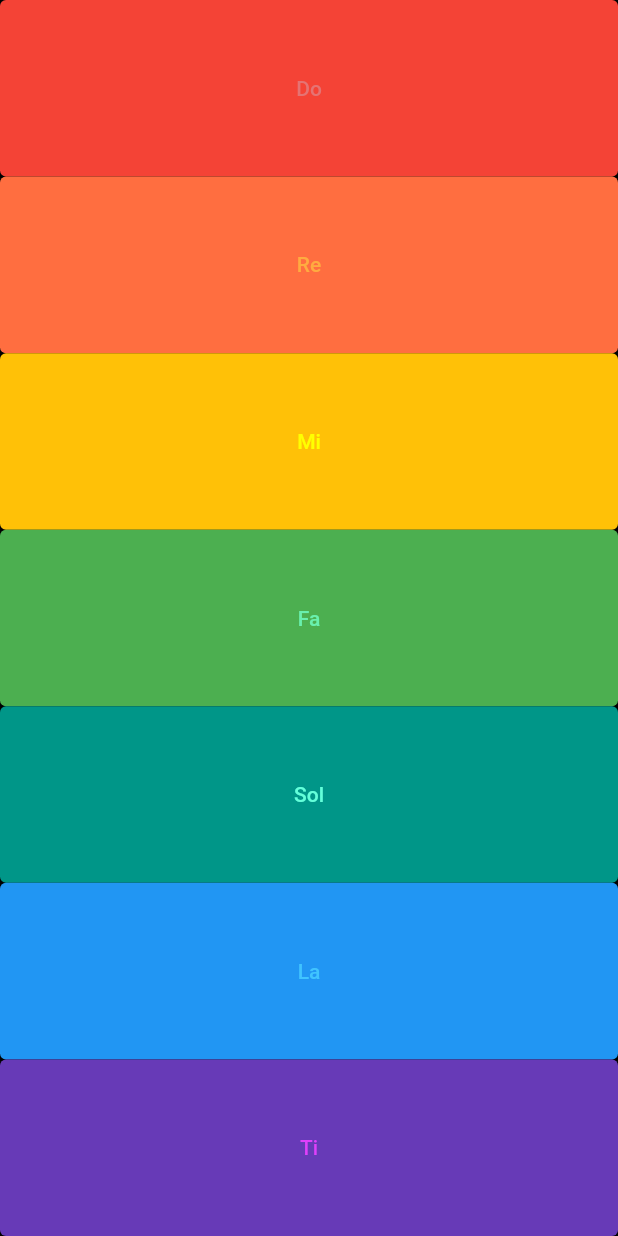
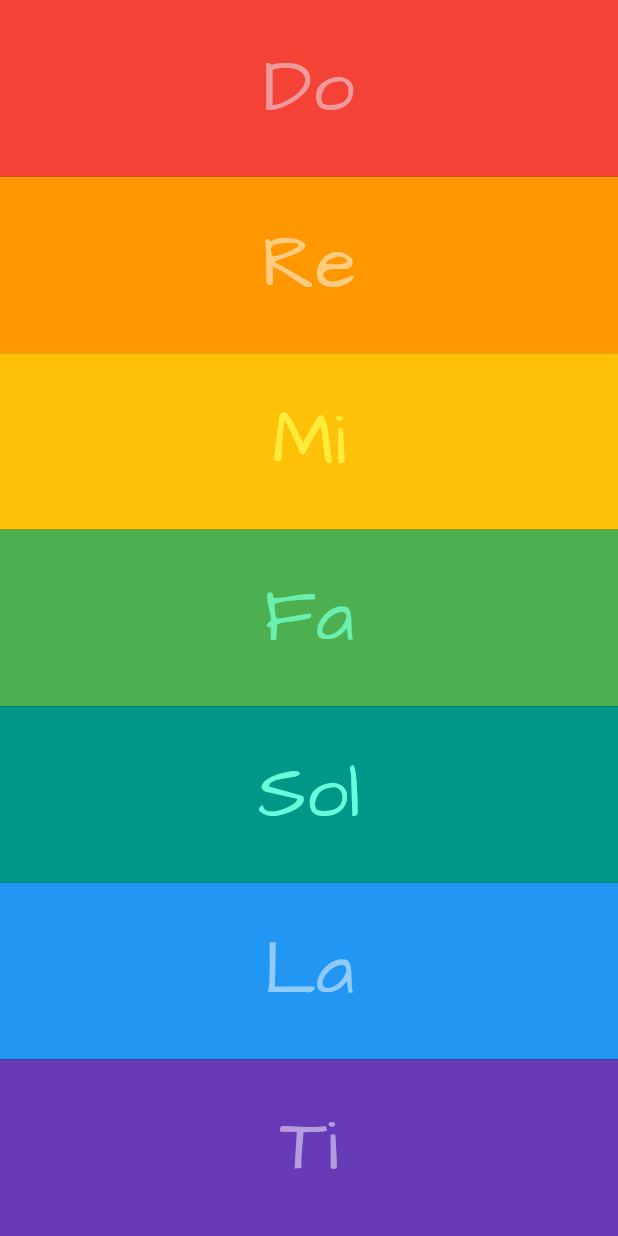
Before and after one commit to jmp1025/magic_xylophone, a Flutter app: the screen it shows after launch, on a phone screen of 412 x 824 dp. Run offline on Flutter 3.47's test engine with Material 2 defaults, Android fonts, the light colour scheme and no system bars; our stand-ins replace audioplayers.

Commit message:
Completed Xylophone App.

```diff
--- a/lib/main.dart
+++ b/lib/main.dart
@@ -1,8 +1,11 @@
 import 'package:flutter/material.dart';
 import 'package:audioplayers/audio_cache.dart';
 
+// master-delegater that drives the rest of the program
 void main() => runApp(XylophoneApp());
 
+// This is the blueprint for the xylophone keys and the player function for
+// the key sound.  Without a widget builder, this object does nothing.
 class XylophoneApp extends StatelessWidget {
   Expanded xyloKey({int noteNum, String keyText, Color pColor, Color bColor}) {
     return Expanded(
@@ -11,15 +14,23 @@ class XylophoneApp extends StatelessWidget {
           final player = AudioCache();
           player.play('note$noteNum.wav');
         },
-        child: Text(keyText),
+        child: Text(
+          keyText,
+          style: TextStyle(
+            fontFamily: 'ArchitectsDaughter',
+            fontSize: 50.0,
+          ),
+        ),
         style: TextButton.styleFrom(
           primary: pColor,
           backgroundColor: bColor,
+          shape: const RoundedRectangleBorder(borderRadius: BorderRadius.zero),
         ),
       ),
     );
   }
 
+  // This builds the app by running relevant data through XylophoneApp.
   @override
   Widget build(BuildContext context) {
     return MaterialApp(
@@ -27,22 +38,23 @@ class XylophoneApp extends StatelessWidget {
         backgroundColor: Colors.black,
         body: SafeArea(
           child: Column(
+            // center and stretches the keys to fill the whole screen evenly
             crossAxisAlignment: CrossAxisAlignment.stretch,
             children: <Widget>[
               xyloKey(
                   noteNum: 1,
                   keyText: 'Do',
-                  pColor: Colors.red[300],
+                  pColor: Colors.red[200],
                   bColor: Colors.red),
               xyloKey(
                   noteNum: 2,
                   keyText: 'Re',
-                  pColor: Colors.orangeAccent,
-                  bColor: Colors.deepOrangeAccent),
+                  pColor: Colors.orange[200],
+                  bColor: Colors.orange),
               xyloKey(
                   noteNum: 3,
                   keyText: 'Mi',
-                  pColor: Colors.yellowAccent,
+                  pColor: Colors.yellow,
                   bColor: Colors.amber),
               xyloKey(
                   noteNum: 4,
@@ -57,12 +69,12 @@ class XylophoneApp extends StatelessWidget {
               xyloKey(
                   noteNum: 6,
                   keyText: 'La',
-                  pColor: Colors.lightBlueAccent,
+                  pColor: Colors.blue[200],
                   bColor: Colors.blue),
               xyloKey(
                   noteNum: 7,
                   keyText: 'Ti',
-                  pColor: Colors.purpleAccent,
+                  pColor: Colors.deepPurple[200],
                   bColor: Colors.deepPurple),
             ],
           ),
--- a/pubspec.yaml
+++ b/pubspec.yaml
@@ -48,7 +48,11 @@ flutter:
   # To add assets to your application, add an assets section, like this:
   assets:
     - assets/
-  #   - images/a_dot_ham.jpeg
+    - images/xylophone.png
+  fonts:
+    - family: ArchitectsDaughter
+      fonts:
+        - asset: fonts/ArchitectsDaughter-Regular.ttf
 
   # An image asset can refer to one or more resolution-specific "variants", see
   # https://flutter.dev/assets-and-images/#resolution-aware.
```
Also changed, not shown: fonts/ArchitectsDaughter-Regular.ttf (added), images/xylophone.png (added), 26 other files.
